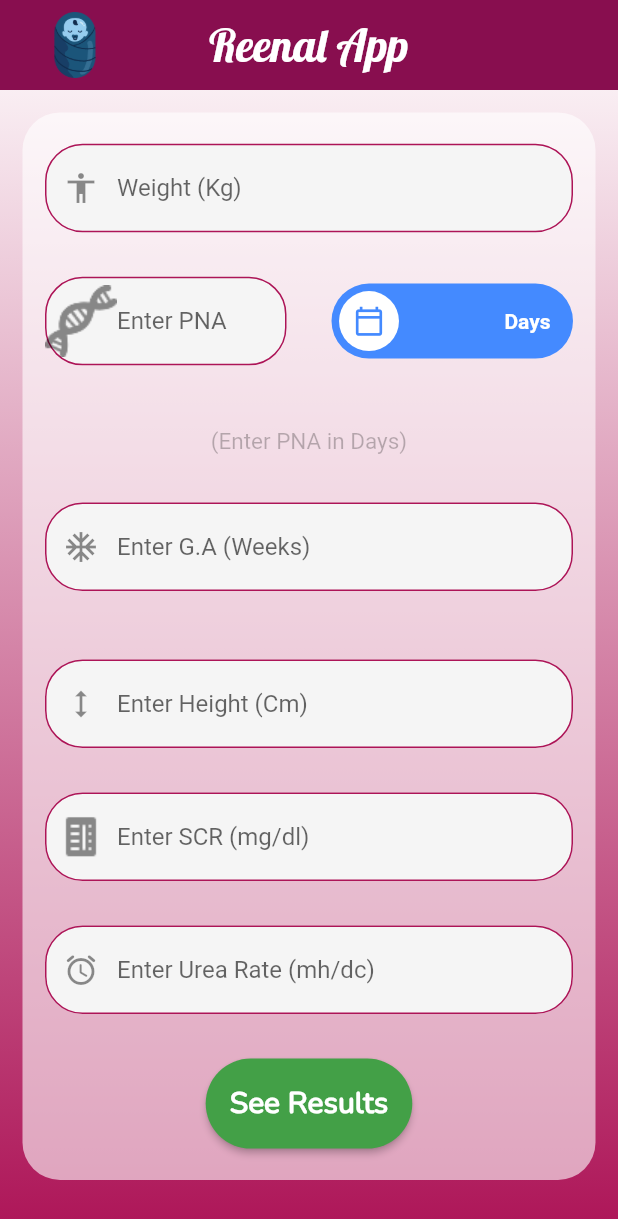
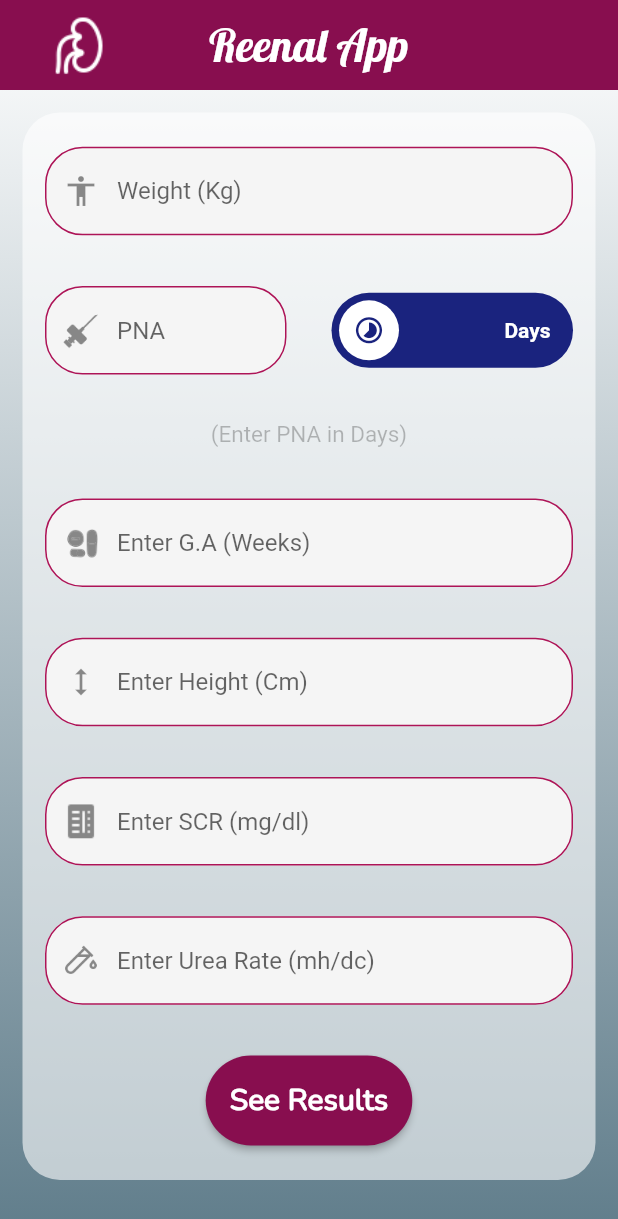
Before and after one commit to Mahmoud-Elhalfawy/Medical-App, a Flutter app: the screen it shows after launch, on a phone screen of 412 x 824 dp. Shown: the top 1219 px of the screen. Run offline on Flutter 3.47's test engine with Material 2 defaults, Android fonts, the phone set to English and light mode, and no system bars; drawn by our look-alikes of lite_rolling_switch; our stand-ins replace date_time_picker, photo_view; missing offline and left inert: kdgaugeview.

Commit message:
ReenalScreen Commit (Updated)

```diff
--- a/lib/Screens/ReenalScreen.dart
+++ b/lib/Screens/ReenalScreen.dart
@@ -20,12 +20,8 @@ class _ReenalScreenState extends State<ReenalScreen>
   final SCRController = TextEditingController();
   final ureaController = TextEditingController();
 
-  String dateAndTime;
-  bool enableHoursText = true;
-  bool createCalendarField = false;
   img.Image photo;
   bool isWeeks = false;
-  String choice;
 
   //-------------------New Code added
   //--------------------------
@@ -34,6 +30,7 @@ class _ReenalScreenState extends State<ReenalScreen>
       return FadeTransition(
         opacity: _animationController,
         child: Column(children: <Widget>[
+
           Text(
             '(Enter PNA in Weeks)',
             style: TextStyle(
@@ -87,7 +84,10 @@ class _ReenalScreenState extends State<ReenalScreen>
         focusedBorder: OutlineInputBorder(
             borderRadius: BorderRadius.circular(25),
             borderSide: BorderSide(color: Colors.teal[800])),
-        prefixIcon: image==null?Icon(icon):ImageIcon(AssetImage(image)),
+        prefixIcon: image==null?Icon(icon):Padding(
+          padding: const EdgeInsets.all(11.0),
+          child: ImageIcon(AssetImage(image)),
+        ),
         hintText: text,
       ),
     );
@@ -100,7 +100,7 @@ class _ReenalScreenState extends State<ReenalScreen>
         child: Container(
           decoration: BoxDecoration(
             gradient: LinearGradient(
-              colors: [Colors.pink[800], Colors.white],
+              colors: [Colors.blueGrey, Colors.white],
               begin: Alignment.bottomCenter,
               end: Alignment.topCenter,
             ),
@@ -128,7 +128,7 @@ class _ReenalScreenState extends State<ReenalScreen>
                   leading: Padding(
                     padding: const EdgeInsets.all(8.0),
                     child: Container(
-                        child: Image.asset('images/bilirubin_logo.png')),
+                        child: Image.asset('images/kidney.png' , color: Colors.white,)),
                   ),
                 ),
                 SliverToBoxAdapter(
@@ -177,8 +177,8 @@ class _ReenalScreenState extends State<ReenalScreen>
                                           child: createField(
                                               Icons.hourglass_full_sharp,
                                               PNAController,
-                                              'Enter PNA',
-                                              true,"images/PNA.png"),
+                                              'PNA',
+                                              true,"images/catheter.png"),
                                         ),
                                         SizedBox(
                                           width: 30,
@@ -188,38 +188,37 @@ class _ReenalScreenState extends State<ReenalScreen>
                                             value: false,
                                             textOff: 'Days',
                                             textOn: 'Weeks',
-                                            colorOff: Colors.blueAccent,
-                                            colorOn: Colors.green,
+                                            colorOff: Colors.indigo[900],
+                                            colorOn: Colors.pink.shade900,
                                             iconOff:
-                                                Icons.calendar_today_outlined,
+                                                Icons.timelapse,
                                             iconOn:
-                                                Icons.calendar_today_outlined,
+                                                Icons.timelapse,
                                             onChanged: (bool position) {
                                               if(position!=isWeeks)
                                               setState(() {
                                                    isWeeks=position;
                                               });
-
                                             },
                                           ),
                                         ),
                                       ],
                                     ),
                                     SizedBox(
-                                      height: 30,
+                                      height: 15,
                                     ),
                                     toggleChoice(isWeeks),
                                     SizedBox(
-                                      height: 20,
+                                      height: 18,
                                     ),
                                     createField(Icons.ac_unit, GAController,
-                                        'Enter G.A (Weeks)', true,null),
+                                        'Enter G.A (Weeks)', true,'images/pills.png'),
                                     SizedBox(
                                       height: 18,
                                     ),
-                                    SizedBox(
-                                      height: 10,
-                                    ),
+                                    // SizedBox(
+                                    //   height: 10,
+                                    // ),
                                     createField(Icons.height, heightController,
                                         'Enter Height (Cm)', true,null),
                                     SizedBox(
@@ -237,7 +236,7 @@ class _ReenalScreenState extends State<ReenalScreen>
                                         Icons.access_alarm_rounded,
                                         ureaController,
                                         'Enter Urea Rate (mh/dc)',
-                                        true,null),
+                                        true,'images/urea.png'),
                                     SizedBox(
                                       height: 18,
                                     ),
@@ -257,7 +256,7 @@ class _ReenalScreenState extends State<ReenalScreen>
                                           borderRadius:
                                               new BorderRadius.circular(30.0),
                                         ),
-                                        color: Colors.green[600],
+                                        color: Colors.pink.shade900,
                                         onPressed: () async {},
                                       ),
                                     ),
```
Also changed, not shown: images/catheter.png (added), images/gastroscopy.png (added), images/kidney.png (added), images/pills.png (added), images/urea.png (added).
